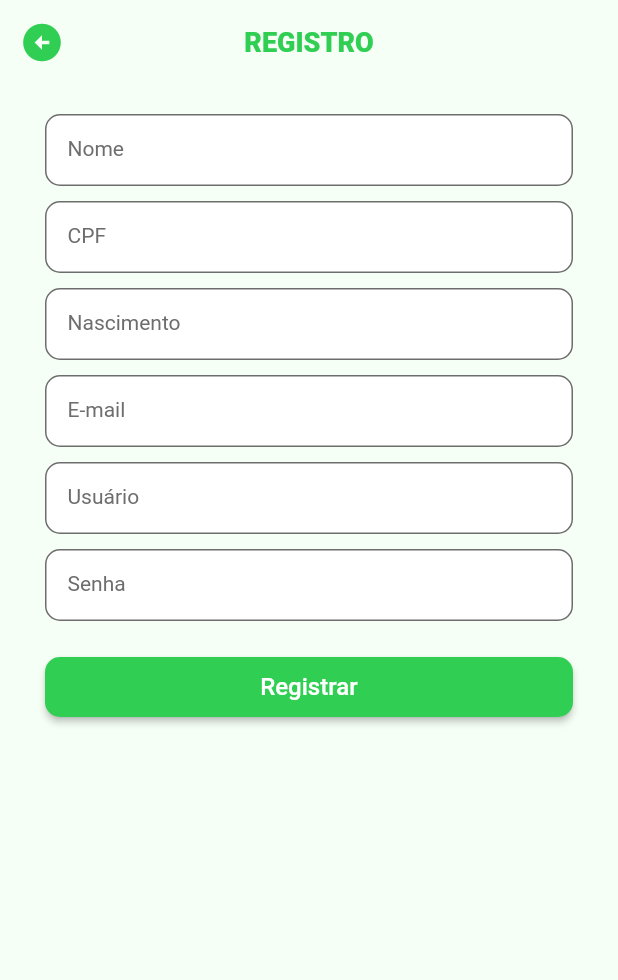
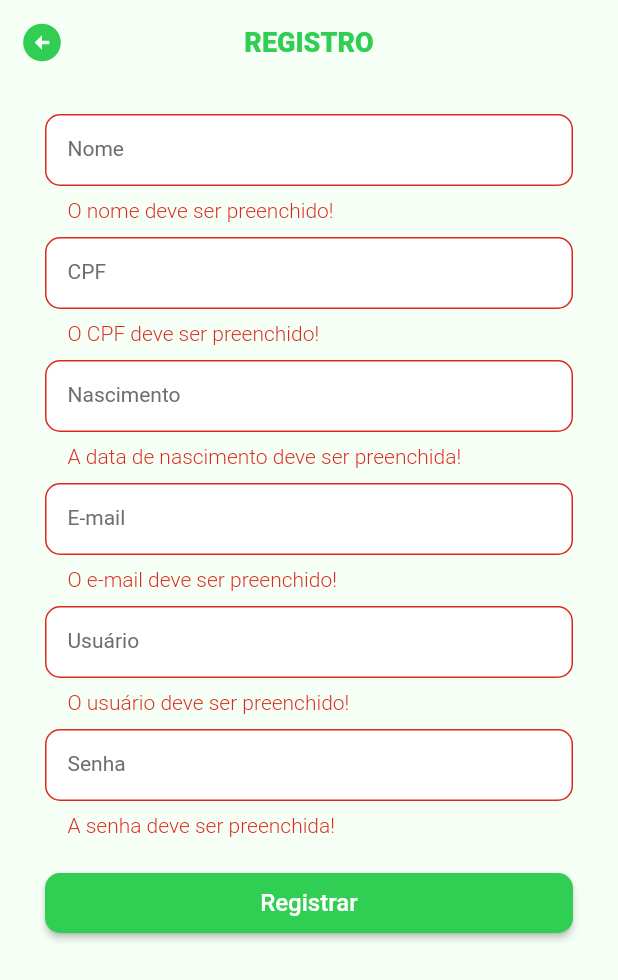
Before and after one commit to menezesho/petshop, a Flutter app: the RegisterPage screen opened directly, after a tap on "Registrar", on a phone screen of 412 x 824 dp. Shown: the top 980 px of the screen. Run offline on Flutter 3.47's test engine with Material 2 defaults, Android fonts, the phone set to English and light mode, and no system bars; our stand-ins replace mask_text_input_formatter; missing offline and left inert: mysql1; Roboto replaces fonts that are missing (Poppins).

Commit message:
Implementação de algumas verificações do registro de usuário

```diff
--- a/lib/src/pages/register-page.dart
+++ b/lib/src/pages/register-page.dart
@@ -1,6 +1,7 @@
 import 'package:flutter/material.dart';
 import 'package:petshop/src/database/mysql_configuration.dart';
 import 'package:petshop/src/ui/constants.dart';
+import 'package:mask_text_input_formatter/mask_text_input_formatter.dart';
 
 class RegisterPage extends StatefulWidget {
   const RegisterPage({super.key});
@@ -12,12 +13,12 @@ class RegisterPage extends StatefulWidget {
 class _RegisterPageState extends State<RegisterPage> {
   final _formKey = GlobalKey<FormState>();
 
-  final TextEditingController _nameController = TextEditingController();
-  final TextEditingController _cpfController = TextEditingController();
-  final TextEditingController _birthController = TextEditingController();
-  final TextEditingController _emailController = TextEditingController();
-  final TextEditingController _userController = TextEditingController();
-  final TextEditingController _passwordController = TextEditingController();
+  TextEditingController _nameController = new TextEditingController();
+  TextEditingController _cpfController = new TextEditingController();
+  TextEditingController _birthController = new TextEditingController();
+  TextEditingController _emailController = new TextEditingController();
+  TextEditingController _userController = new TextEditingController();
+  TextEditingController _passwordController = new TextEditingController();
 
   @override
   Widget build(BuildContext context) {
@@ -62,6 +63,12 @@ class _RegisterPageState extends State<RegisterPage> {
                           height: 20,
                         ),
                         TextFormField(
+                          validator: (value) {
+                            if (value == null || value.isEmpty) {
+                              return 'O nome deve ser preenchido!';
+                            }
+                            return null;
+                          },
                           controller: _nameController,
                           decoration: const InputDecoration(
                             label: Text('Nome'),
@@ -73,6 +80,20 @@ class _RegisterPageState extends State<RegisterPage> {
                           height: 10,
                         ),
                         TextFormField(
+                          inputFormatters: [
+                            MaskTextInputFormatter(
+                                mask: '###.###.###-##',
+                                filter: {"#": RegExp(r'[0-9]')})
+                          ],
+                          validator: (value) {
+                            if (value == null || value.isEmpty) {
+                              return 'O CPF deve ser preenchido!';
+                            }
+                            if (value.length < 14) {
+                              return 'O CPF deve ser válido!';
+                            }
+                            return null;
+                          },
                           controller: _cpfController,
                           keyboardType: TextInputType.number,
                           decoration: const InputDecoration(
@@ -85,6 +106,18 @@ class _RegisterPageState extends State<RegisterPage> {
                           height: 10,
                         ),
                         TextFormField(
+                          inputFormatters: [
+                            MaskTextInputFormatter(
+                                mask: '##/##/####',
+                                filter: {"#": RegExp(r'[0-9]')})
+                          ],
+                          validator: (value) {
+                            if (value == null || value.isEmpty) {
+                              return 'A data de nascimento deve ser preenchida!';
+                            }
+                            //fazer verificação de data válida
+                            return null;
+                          },
                           controller: _birthController,
                           keyboardType: TextInputType.datetime,
                           decoration: const InputDecoration(
@@ -97,6 +130,12 @@ class _RegisterPageState extends State<RegisterPage> {
                           height: 10,
                         ),
                         TextFormField(
+                          validator: (value) {
+                            if (value == null || value.isEmpty) {
+                              return 'O e-mail deve ser preenchido!';
+                            }
+                            return null;
+                          },
                           controller: _emailController,
                           keyboardType: TextInputType.emailAddress,
                           decoration: const InputDecoration(
@@ -109,6 +148,12 @@ class _RegisterPageState extends State<RegisterPage> {
                           height: 10,
                         ),
                         TextFormField(
+                          validator: (value) {
+                            if (value == null || value.isEmpty) {
+                              return 'O usuário deve ser preenchido!';
+                            }
+                            return null;
+                          },
                           controller: _userController,
                           decoration: const InputDecoration(
                             label: Text('Usuário'),
@@ -120,6 +165,12 @@ class _RegisterPageState extends State<RegisterPage> {
                           height: 10,
                         ),
                         TextFormField(
+                          validator: (value) {
+                            if (value == null || value.isEmpty) {
+                              return 'A senha deve ser preenchida!';
+                            }
+                            return null;
+                          },
                           controller: _passwordController,
                           obscureText: true,
                           decoration: const InputDecoration(
@@ -144,15 +195,16 @@ class _RegisterPageState extends State<RegisterPage> {
                             style: TextStyle(fontSize: 16.0),
                           ),
                           onPressed: () {
-                            // DateTime birth = DateTime.parse(_birthController.text);
-                            // print(birth);
-                            submit(
-                                _nameController.text,
-                                _cpfController.text,
-                                DateTime.parse(_birthController.text),
-                                _emailController.text,
-                                _userController.text,
-                                _passwordController.text);
+                            if (_formKey.currentState!.validate()) {
+                              _formKey.currentState!.save();
+                              submit(
+                                  _nameController.text,
+                                  _cpfController.text.replaceAll('.', '').replaceAll('-', ''),
+                                  DateTime.parse(_birthController.text.replaceAll('/', '')),
+                                  _emailController.text,
+                                  _userController.text,
+                                  _passwordController.text);
+                            }
                           },
                         ),
                       ],
@@ -181,7 +233,7 @@ class _RegisterPageState extends State<RegisterPage> {
           "INSERT INTO PESSOA (NOME, CPF, NASCIMENTO, EMAIL, USUARIO, SENHA) VALUES ('$name', '$cpf', '$birth', '$email', '$user', '$password');");
       successful();
     } catch (e) {
-      fail();
+      fail(e);
     }
   }
 
@@ -195,7 +247,8 @@ class _RegisterPageState extends State<RegisterPage> {
     );
   }
 
-  void fail() {
+  void fail(e) {
+    print(e);
     ScaffoldMessenger.of(context).showSnackBar(
       const SnackBar(
         content: Text("Não foi possível efetuar o cadastro!"),
--- a/pubspec.yaml
+++ b/pubspec.yaml
@@ -36,6 +36,7 @@ dependencies:
   # Use with the CupertinoIcons class for iOS style icons.
   cupertino_icons: ^1.0.2
   mysql1: ^0.20.0
+  mask_text_input_formatter: ^2.5.0
 
 dev_dependencies:
   flutter_test:
```
Also changed, not shown: pubspec.lock.
